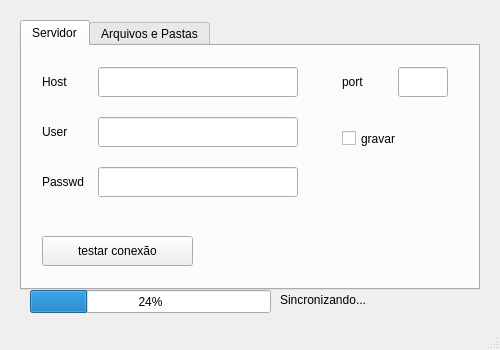
Old version of the form progs_sync/configuracao.ui in the repository progs-web/progs_sync.
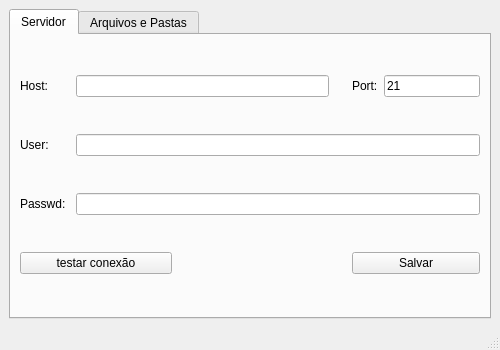
New version of the form. The open tabs and pages were chosen to show the change.

Commit message: Ajustes de Layout

Diff of the .ui file:
```diff
--- a/progs_sync/configuracao.ui
+++ b/progs_sync/configuracao.ui
@@ -29,15 +29,9 @@
    <string>MainWindow</string>
   </property>
   <widget class="QWidget" name="centralwidget">
+   <layout class="QGridLayout" name="gridLayout_2">
+    <item row="0" column="0">
    <widget class="QTabWidget" name="tabWidget">
-    <property name="geometry">
-     <rect>
-      <x>20</x>
-      <y>20</y>
-      <width>460</width>
-      <height>270</height>
-     </rect>
-    </property>
     <property name="minimumSize">
      <size>
       <width>460</width>
@@ -46,8 +40,8 @@
     </property>
     <property name="maximumSize">
      <size>
-      <width>460</width>
-      <height>270</height>
+        <width>1366</width>
+        <height>1366</height>
      </size>
     </property>
     <property name="currentIndex">
@@ -57,42 +51,9 @@
      <attribute name="title">
       <string>Servidor</string>
      </attribute>
-     <widget class="QPushButton" name="pushButton">
-      <property name="geometry">
-       <rect>
-        <x>20</x>
-        <y>190</y>
-        <width>151</width>
-        <height>30</height>
-       </rect>
-      </property>
-      <property name="text">
-       <string>testar conexão</string>
-      </property>
-     </widget>
-     <widget class="QCheckBox" name="ckbGravar">
-      <property name="geometry">
-       <rect>
-        <x>320</x>
-        <y>80</y>
-        <width>96</width>
-        <height>25</height>
-       </rect>
-      </property>
-      <property name="text">
-       <string>gravar</string>
-      </property>
-     </widget>
-     <widget class="QWidget" name="layoutWidget">
-      <property name="geometry">
-       <rect>
-        <x>20</x>
-        <y>20</y>
-        <width>258</width>
-        <height>32</height>
-       </rect>
-      </property>
-      <layout class="QHBoxLayout" name="horizontalLayout">
+       <layout class="QGridLayout" name="gridLayout_3">
+        <item row="0" column="0" colspan="2">
+         <layout class="QHBoxLayout" name="horizontalLayout_3">
        <item>
         <widget class="QLabel" name="label">
          <property name="minimumSize">
@@ -108,40 +69,59 @@
           </size>
          </property>
          <property name="text">
-          <string>Host</string>
+             <string>Host:</string>
          </property>
         </widget>
        </item>
        <item>
-        <widget class="QLineEdit" name="edtHost">
+           <widget class="QLineEdit" name="lineHost">
          <property name="minimumSize">
           <size>
-           <width>200</width>
-           <height>30</height>
-          </size>
-         </property>
-         <property name="maximumSize">
-          <size>
-           <width>200</width>
-           <height>30</height>
-          </size>
-         </property>
-         <property name="autoFillBackground">
-          <bool>true</bool>
-         </property>
+              <width>253</width>
+              <height>0</height>
+             </size>
+            </property>
         </widget>
        </item>
       </layout>
-     </widget>
-     <widget class="QWidget" name="layoutWidget">
-      <property name="geometry">
-       <rect>
-        <x>20</x>
-        <y>70</y>
-        <width>258</width>
-        <height>32</height>
-       </rect>
-      </property>
+        </item>
+        <item row="0" column="2">
+         <spacer name="horizontalSpacer_2">
+          <property name="orientation">
+           <enum>Qt::Horizontal</enum>
+          </property>
+          <property name="sizeHint" stdset="0">
+           <size>
+            <width>22</width>
+            <height>20</height>
+           </size>
+          </property>
+         </spacer>
+        </item>
+        <item row="0" column="3">
+         <widget class="QLabel" name="label_4">
+          <property name="text">
+           <string>Port:</string>
+          </property>
+         </widget>
+        </item>
+        <item row="0" column="4">
+         <widget class="QLineEdit" name="linePort">
+          <property name="inputMethodHints">
+           <set>Qt::ImhPreferNumbers</set>
+          </property>
+          <property name="text">
+           <string>21</string>
+          </property>
+          <property name="maxLength">
+           <number>655500</number>
+          </property>
+          <property name="cursorPosition">
+           <number>0</number>
+          </property>
+         </widget>
+        </item>
+        <item row="1" column="0" colspan="5">
       <layout class="QHBoxLayout" name="horizontalLayout_2">
        <item>
         <widget class="QLabel" name="label_2">
@@ -158,41 +138,17 @@
           </size>
          </property>
          <property name="text">
-          <string>User</string>
+             <string>User:</string>
          </property>
         </widget>
        </item>
        <item>
-        <widget class="QLineEdit" name="edtUser">
-         <property name="minimumSize">
-          <size>
-           <width>200</width>
-           <height>30</height>
-          </size>
-         </property>
-         <property name="maximumSize">
-          <size>
-           <width>200</width>
-           <height>30</height>
-          </size>
-         </property>
-         <property name="autoFillBackground">
-          <bool>true</bool>
-         </property>
-        </widget>
-       </item>
-      </layout>
-     </widget>
-     <widget class="QWidget" name="layoutWidget">
-      <property name="geometry">
-       <rect>
-        <x>20</x>
-        <y>120</y>
-        <width>258</width>
-        <height>32</height>
-       </rect>
-      </property>
-      <layout class="QHBoxLayout" name="horizontalLayout_3">
+           <widget class="QLineEdit" name="lineUser"/>
+          </item>
+         </layout>
+        </item>
+        <item row="2" column="0" colspan="5">
+         <layout class="QHBoxLayout" name="horizontalLayout">
        <item>
         <widget class="QLabel" name="label_3">
          <property name="minimumSize">
@@ -208,143 +164,72 @@
           </size>
          </property>
          <property name="text">
-          <string>Passwd</string>
+             <string>Passwd:</string>
          </property>
         </widget>
        </item>
        <item>
-        <widget class="QLineEdit" name="edtPass">
-         <property name="minimumSize">
-          <size>
-           <width>200</width>
-           <height>30</height>
-          </size>
-         </property>
-         <property name="maximumSize">
-          <size>
-           <width>200</width>
-           <height>30</height>
-          </size>
-         </property>
-         <property name="autoFillBackground">
-          <bool>true</bool>
-         </property>
+           <widget class="QLineEdit" name="linePass">
+            <property name="echoMode">
+             <enum>QLineEdit::Password</enum>
+            </property>
         </widget>
        </item>
       </layout>
-     </widget>
-     <widget class="QWidget" name="layoutWidget">
-      <property name="geometry">
-       <rect>
-        <x>320</x>
-        <y>20</y>
-        <width>108</width>
-        <height>32</height>
-       </rect>
-      </property>
-      <layout class="QHBoxLayout" name="horizontalLayout_4">
-       <item>
-        <widget class="QLabel" name="label_4">
-         <property name="minimumSize">
-          <size>
-           <width>50</width>
-           <height>20</height>
-          </size>
-         </property>
-         <property name="maximumSize">
-          <size>
-           <width>50</width>
-           <height>20</height>
-          </size>
-         </property>
+        </item>
+        <item row="3" column="0">
+         <widget class="QPushButton" name="testConnection">
          <property name="text">
-          <string>port</string>
+           <string>testar conexão</string>
          </property>
         </widget>
        </item>
-       <item>
-        <widget class="QLineEdit" name="edtPort">
-         <property name="minimumSize">
-          <size>
-           <width>50</width>
-           <height>30</height>
-          </size>
-         </property>
-         <property name="maximumSize">
+        <item row="3" column="1" colspan="2">
+         <spacer name="horizontalSpacer">
+          <property name="orientation">
+           <enum>Qt::Horizontal</enum>
+          </property>
+          <property name="sizeHint" stdset="0">
           <size>
-           <width>50</width>
-           <height>30</height>
-          </size>
-         </property>
-         <property name="autoFillBackground">
-          <bool>true</bool>
+            <width>180</width>
+            <height>20</height>
+           </size>
+          </property>
+         </spacer>
+        </item>
+        <item row="3" column="3" colspan="2">
+         <widget class="QPushButton" name="saveConf">
+          <property name="text">
+           <string>Salvar</string>
          </property>
         </widget>
        </item>
       </layout>
      </widget>
-    </widget>
-    <widget class="QWidget" name="tab_2">
+      <widget class="QWidget" name="tabSourceFile">
      <attribute name="title">
       <string>Arquivos e Pastas</string>
      </attribute>
-     <widget class="QTreeView" name="treeView">
-      <property name="geometry">
-       <rect>
-        <x>10</x>
-        <y>10</y>
-        <width>431</width>
-        <height>211</height>
-       </rect>
-      </property>
-      <property name="acceptDrops">
-       <bool>true</bool>
-      </property>
-      <property name="autoFillBackground">
-       <bool>true</bool>
-      </property>
-     </widget>
-     <widget class="QLabel" name="label_6">
-      <property name="geometry">
-       <rect>
-        <x>50</x>
-        <y>70</y>
-        <width>361</width>
-        <height>20</height>
-       </rect>
-      </property>
-      <property name="text">
-       <string>como jogar as pastas a serrem sincronizadas aqui?</string>
-      </property>
-     </widget>
-    </widget>
-   </widget>
+       <layout class="QGridLayout" name="gridLayout">
+        <item row="0" column="0">
+         <widget class="QListView" name="listView">
+          <property name="dragDropMode">
+           <enum>QAbstractItemView::DragDrop</enum>
+          </property>
+         </widget>
+        </item>
+        <item row="1" column="0">
    <widget class="QProgressBar" name="progressBar">
-    <property name="geometry">
-     <rect>
-      <x>30</x>
-      <y>290</y>
-      <width>241</width>
-      <height>23</height>
-     </rect>
-    </property>
     <property name="value">
-     <number>24</number>
-    </property>
-   </widget>
-   <widget class="QLabel" name="label_5">
-    <property name="geometry">
-     <rect>
-      <x>280</x>
-      <y>290</y>
-      <width>121</width>
-      <height>20</height>
-     </rect>
-    </property>
-    <property name="text">
-     <string>Sincronizando...</string>
-    </property>
-   </widget>
+           <number>0</number>
+          </property>
+         </widget>
+        </item>
+       </layout>
+      </widget>
+     </widget>
+    </item>
+   </layout>
   </widget>
   <widget class="QStatusBar" name="statusbar"/>
  </widget>
```
Left out of the diff: 6 changed lines with no effect on the pictures. Lines whose indentation alone changed are shown as unchanged. The commit also changes 9 other files.
